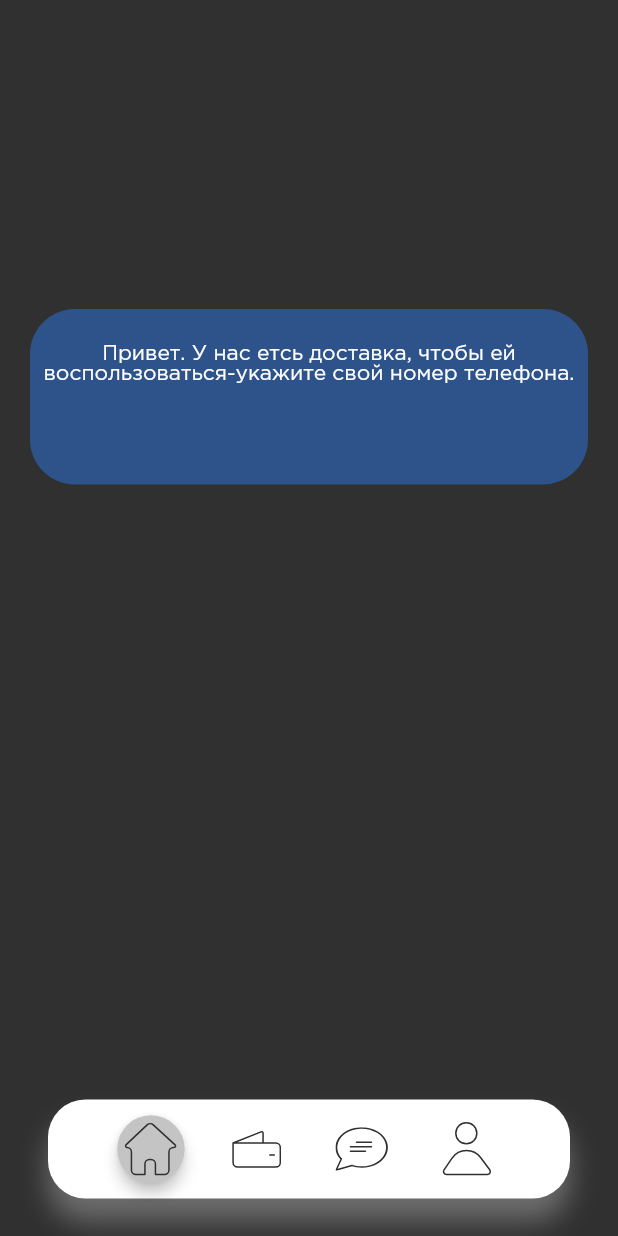
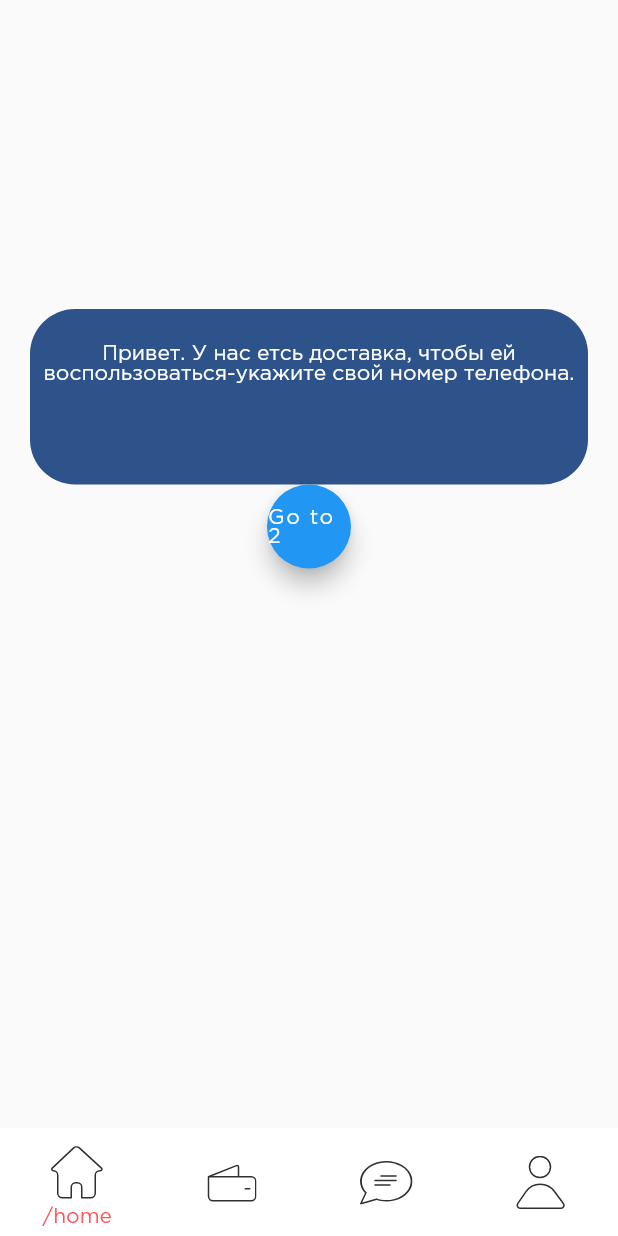
Before and after one commit to lamedevelop/cucumber-mobile, a Flutter app: the screen it shows after launch, on a phone screen of 412 x 824 dp. Run offline on Flutter 3.47's test engine with Material 2 defaults, Android fonts, the phone set to English and light mode, and no system bars; our stand-ins replace flutter_svg, get, shimmer.

Commit message:
[CU-21] bottomBar functional

```diff
--- a/lib/main.dart
+++ b/lib/main.dart
@@ -12,13 +12,14 @@
   Widget build(BuildContext context) {
     return GetMaterialApp(
       title: 'cucumber-mobile',
+      debugShowCheckedModeBanner: false,
       theme: ThemeData(
         primaryColor: palette.Black.PRIMARY,
         scaffoldBackgroundColor: palette.Black.PRIMARY,
         fontFamily: 'GothamPro',
       ),
-      getPages: routes,
-      initialRoute: route_name.HOME,
+      getPages: AppPages.routes,
+      initialRoute: '/',
     );
   }
 }
--- a/lib/pages/home_page.dart
+++ b/lib/pages/home_page.dart
@@ -1,3 +1,4 @@
+import 'package:animations/animations.dart';
 import 'package:flutter/material.dart';
 import 'package:get/get.dart';
 
@@ -5,29 +6,67 @@
 import 'package:cucumber_mobile/widgets/home_page/home_page.dart';
 import 'package:cucumber_mobile/config/routes_names.dart' as route_name;
 
-class HomePage extends StatefulWidget {
-  const HomePage({Key? key}) : super(key: key);
+class HomePageController extends GetxController {
+  int tabIndex = 0;
 
-  @override
-  _HomePageState createState() => _HomePageState();
+  void changeTabIndex(int index) {
+    print(index);
+    print(tabIndex);
+    tabIndex = index;
+    update();
+  }
 }
 
-class _HomePageState extends State<HomePage> {
+class HomePage extends GetView<HomePageController> {
   @override
   Widget build(BuildContext context) {
-    return CustomScaffold(
-      body: _welcomeMessageBuilder(),
-      hasTopBar: false,
-      hasBottomBar: true,
+    return PageTransitionSwitcher(
+      transitionBuilder: (c, p, s) => FadeThroughTransition(
+        animation: p,
+        secondaryAnimation: s,
+        child: c,
+      ),
+      child: [
+        _welcomeMessageBuilder1(context, controller.changeTabIndex),
+        _welcomeMessageBuilder2(context, controller.changeTabIndex),
+      ][controller.tabIndex],
     );
   }
 
-  Positioned _welcomeMessageBuilder() {
-    return Positioned(
-      top: 0,
+  Widget _welcomeMessageBuilder1(context, Function func) {
+    return Container(
       width: MediaQuery.of(context).size.width,
-      child: WelcomeMessage(
-          'Привет. У нас етсь доставка, чтобы ей воспользоваться-укажите свой номер телефона.'),
+      child: Column(
+        children: [
+          WelcomeMessage(
+              'Привет. У нас етсь доставка, чтобы ей воспользоваться-укажите свой номер телефона.'),
+          FloatingActionButton(
+            child: Text('Go to 2'),
+            onPressed: () {
+              print(11);
+              func(1);
+            },
+          )
+        ],
+      ),
+    );
+  }
+
+  Widget _welcomeMessageBuilder2(context, Function func) {
+    return Container(
+      width: MediaQuery.of(context).size.width,
+      child: Column(
+        children: [
+          WelcomeMessage('хех'),
+          FloatingActionButton(
+            child: Text('Go to 1'),
+            onPressed: () {
+              print(22);
+              func(0);
+            },
+          )
+        ],
+      ),
     );
   }
 }
--- a/lib/routes.dart
+++ b/lib/routes.dart
@@ -3,12 +3,20 @@
 
 import 'package:cucumber_mobile/pages/pages.dart';
 import 'package:cucumber_mobile/config/routes_names.dart' as route_name;
+import 'package:cucumber_mobile/widgets/custom_scaffold.dart';
 
-List<GetPage<dynamic>> routes = [
+class AppPages {
+  static var routes = [
+    GetPage(
+      name: '/',
+      page: () => CustomScaffold(),
+      binding: CustomScaffoldBinding(),
+    ),
     GetPage(
       name: route_name.HOME,
       page: () => HomePage(),
       transition: Transition.cupertino,
+      fullscreenDialog: true,
     ),
     GetPage(
       name: route_name.PRODUCTS_LIST,
@@ -26,3 +34,4 @@
       transition: Transition.fade,
     ),
   ];
+}
--- a/lib/widgets/custom_scaffold.dart
+++ b/lib/widgets/custom_scaffold.dart
@@ -1,75 +1,89 @@
+import 'package:animations/animations.dart';
 import 'package:flutter/material.dart';
 
 import 'package:cucumber_mobile/widgets/bars/bars.dart';
+import 'package:cucumber_mobile/config/icons.dart' as icons;
 import 'package:cucumber_mobile/config/palette.dart' as palette;
+import 'package:cucumber_mobile/config/routes_names.dart' as route_name;
+import 'package:get/get.dart';
+import 'package:cucumber_mobile/pages/pages.dart';
+import 'package:flutter_svg/flutter_svg.dart';
+
+class CustomScaffoldBinding extends Bindings {
+  @override
+  void dependencies() {
+    Get.lazyPut<CustomScaffoldController>(() => CustomScaffoldController());
+    Get.lazyPut<HomePageController>(() => HomePageController());
+    Get.lazyPut<CategoriesController>(() => CategoriesController());
+    Get.lazyPut<ProductsListController>(() => ProductsListController());
+    Get.lazyPut<ProductController>(() => ProductController());
+  }
+}
+
+class CustomScaffoldController extends GetxController {
+  int tabIndex = 0;
+
+  final List<Widget> pagesList = [
+    HomePage(),
+    Categories(),
+    ProductsList(),
+    Product(),
+  ];
+
+  void changeTabIndex(int index) {
+    tabIndex = index;
+    update();
+  }
+}
 
 class CustomScaffold extends StatelessWidget {
-  final bool hasTopBar;
-  final bool hasBottomBar;
-  final bool hasShortTopBar;
-  final Widget body;
-
-  const CustomScaffold({
-    Key? key,
-    required this.body,
-    this.hasTopBar = true,
-    this.hasBottomBar = true,
-    this.hasShortTopBar = false,
-  }) : super(key: key);
-
   @override
   Widget build(BuildContext context) {
-    return Scaffold(
-      body: SafeArea(
-        child: Stack(children: [
-          body,
-          hasTopBar ? _topBarBuilder(context) : Container(child: null),
-          hasBottomBar ? _bottomBarBuilder(context) : Container(child: null),
-        ]),
-      ),
-      drawer: hasTopBar && !hasShortTopBar ? _drawerBuilder(context) : null,
+    return GetBuilder<CustomScaffoldController>(
+      builder: (controller) {
+        return Scaffold(
+          body: PageTransitionSwitcher(
+            transitionBuilder: (c, p, s) => FadeThroughTransition(
+              animation: p,
+              secondaryAnimation: s,
+              child: c,
+            ),
+            child: controller.pagesList[controller.tabIndex],
+          ),
+          bottomNavigationBar: BottomNavigationBar(
+            unselectedItemColor: Colors.black,
+            selectedItemColor: Colors.redAccent,
+            onTap: controller.changeTabIndex,
+            currentIndex: controller.tabIndex,
+            showSelectedLabels: true,
+            showUnselectedLabels: false,
+            type: BottomNavigationBarType.fixed,
+            backgroundColor: Colors.white,
+            elevation: 0,
+            items: [
+              _circleIconBuilder(icons.HOME, route_name.HOME),
+              _circleIconBuilder(icons.WALLET, route_name.CATEGORIES),
+              _circleIconBuilder(icons.MESSAGE, route_name.PRODUCTS_LIST),
+              _circleIconBuilder(icons.MAN, route_name.PRODUCT),
+            ],
+          ),
+        );
+      },
     );
   }
 
-  Widget _topBarBuilder(BuildContext context) {
-    return Positioned(
-      top: 0,
-      child: hasShortTopBar ? ShortTopBar() : MainTopBar(),
-      width: MediaQuery.of(context).size.width,
-    );
-  }
-
-  Widget _bottomBarBuilder(BuildContext context) {
-    return Positioned(
-      bottom: 0,
-      child: BottomBarCustom(),
-      width: MediaQuery.of(context).size.width,
-    );
-  }
-
-  Widget _drawerBuilder(BuildContext context) {
-    return Theme(
-      data: Theme.of(context).copyWith(
-        canvasColor: Colors.transparent,
-      ),
-      child: Drawer(
-        child: Container(
-          padding: EdgeInsets.all(10),
-          decoration: BoxDecoration(
-            color: palette.Black.PRIMARY,
-            borderRadius: BorderRadius.only(
-              topRight: Radius.circular(20),
-              bottomRight: Radius.circular(20),
-            ),
-          ),
-          child: ListView(
-            children: [
-              Text(
-                'Test row',
-                style: TextStyle(color: Colors.white),
-              ),
-            ],
-          ),
+  _circleIconBuilder(String icon, String routeName) {
+    return BottomNavigationBarItem(
+      label: routeName,
+      icon: Container(
+        width: 45,
+        decoration: BoxDecoration(
+          shape: BoxShape.circle,
+        ),
+        child: SvgPicture.asset(
+          icon,
+          height: 45,
+          fit: BoxFit.scaleDown,
         ),
       ),
     );
--- a/lib/widgets/product/product_social.dart
+++ b/lib/widgets/product/product_social.dart
@@ -1,5 +1,6 @@
 import 'package:flutter/material.dart';
 import 'package:flutter_svg/svg.dart';
+import 'package:get/get.dart';
 
 import 'package:cucumber_mobile/config/palette.dart' as palette;
 import 'package:cucumber_mobile/config/icons.dart' as icons;
@@ -61,7 +62,7 @@
               ),
               child: IconButton(
                 icon: SocialCard(icon: icons.MESSAGE),
-                onPressed: () => {},
+                onPressed: () => {Get.toNamed('/home')},
               ),
             ),
           ],
--- a/pubspec.yaml
+++ b/pubspec.yaml
@@ -38,6 +38,7 @@
   http: ^0.13.3
   get: ^4.1.4
   shimmer: ^2.0.0
+  animations: ^2.0.1
 
 dev_dependencies:
   flutter_test:
```
Also changed, not shown: lib/pages/categories.dart (+5 -11 lines), lib/pages/product.dart (+6 -12 lines), lib/pages/products_list.dart (+17 -24 lines), lib/pages/pages.dart (line endings or trailing spaces), pubspec.lock. Lines whose indentation alone changed are shown as unchanged.
